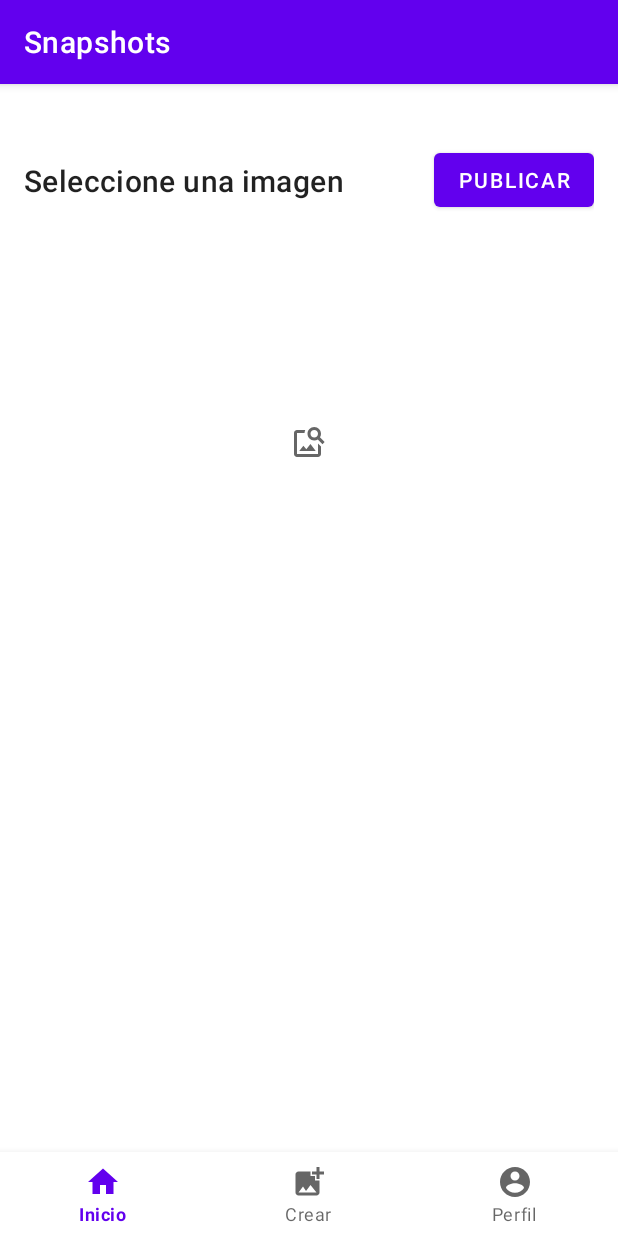
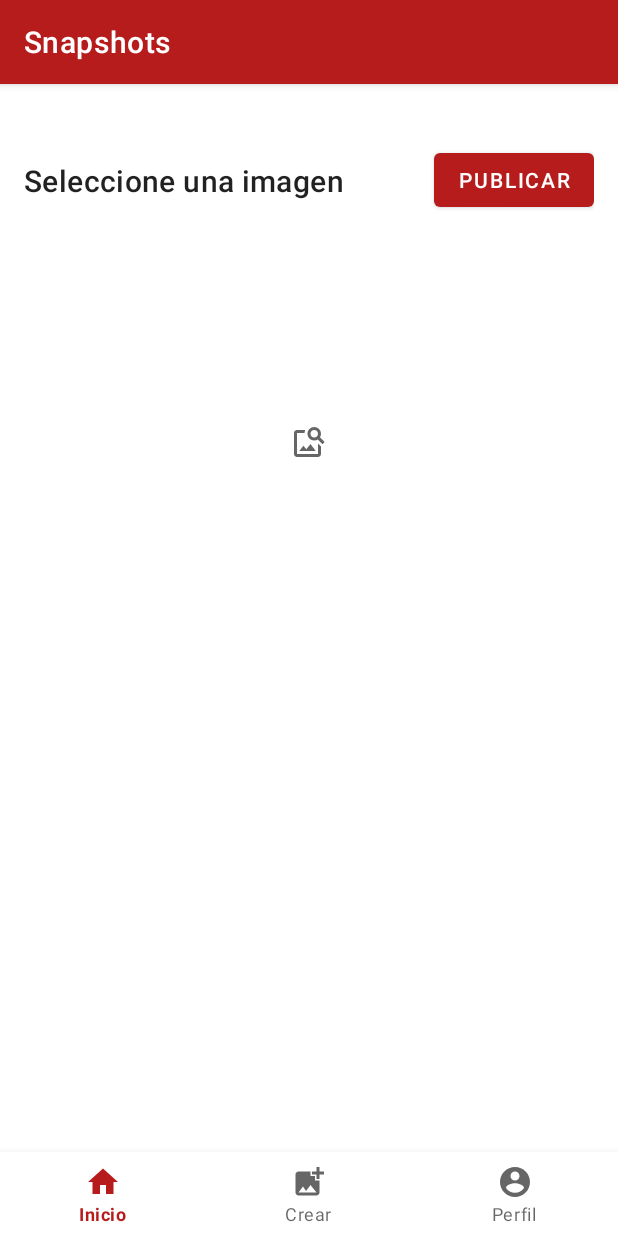
Before and after one commit to DavidRoberto02/Snapshots, an Android app: the fragment AddFragment placed in its activity, on a phone screen of 412 x 824 dp. Run offline under Robolectric (Android 15) with nearby library versions, the phone set to English and light mode, and no system bars; our stand-ins replace Firebase (no records; nobody signed in at launch, a user with empty details on screens opened directly); 5 statements that could not run were skipped.

Commit message:
Ultimos cambios implementados.

```diff
--- a/app/build.gradle
+++ b/app/build.gradle
@@ -62,7 +62,7 @@ dependencies {
     // When using the BoM, you don't specify versions in Firebase library dependencies
     implementation 'com.google.firebase:firebase-storage-ktx'
 
-    annotationProcessor 'com.github.bumptech.glide:compiler:4.13.0'
+    kapt 'com.github.bumptech.glide:compiler:4.13.0'
     testImplementation 'junit:junit:4.13.2'
     androidTestImplementation 'androidx.test.ext:junit:1.1.3'
     androidTestImplementation 'androidx.test.espresso:espresso-core:3.4.0'
--- a/app/src/main/java/com/example/snapshots/AddFragment.kt
+++ b/app/src/main/java/com/example/snapshots/AddFragment.kt
@@ -1,5 +1,6 @@
 package com.example.snapshots
 
+import android.annotation.SuppressLint
 import android.app.Activity
 import android.content.Intent
 import android.net.Uri
@@ -9,10 +10,10 @@ import androidx.fragment.app.Fragment
 import android.view.LayoutInflater
 import android.view.View
 import android.view.ViewGroup
+import androidx.activity.result.contract.ActivityResultContracts
 import com.example.snapshots.databinding.FragmentAddBinding
 import com.google.android.material.snackbar.Snackbar
 import com.google.firebase.auth.FirebaseAuth
-import com.google.firebase.components.Dependency.required
 import com.google.firebase.database.DatabaseReference
 import com.google.firebase.database.FirebaseDatabase
 import com.google.firebase.storage.FirebaseStorage
@@ -20,8 +21,7 @@ import com.google.firebase.storage.StorageReference
 
 class AddFragment : Fragment() {
 
-    private val RC_GALLERY = 18
-    private val PATH_SNAPSHOT = "snapshots"
+    private val pathSnapshot = "snapshots"
 
     private lateinit var mBinding: FragmentAddBinding
     private lateinit var mStorageReference: StorageReference
@@ -29,10 +29,20 @@ class AddFragment : Fragment() {
 
     private var mPhotoSelectedUri: Uri? = null
 
+    private val galleryResult =
+        registerForActivityResult(ActivityResultContracts.StartActivityForResult()) {
+            if (it.resultCode == Activity.RESULT_OK) {
+                mPhotoSelectedUri = it.data?.data
+                mBinding.imgPhoto.setImageURI(mPhotoSelectedUri)
+                mBinding.tilTitle.visibility = View.VISIBLE
+                mBinding.tvMessage.text = getString(R.string.post_message_valid_title)
+            }
+        }
+
     override fun onCreateView(
         inflater: LayoutInflater, container: ViewGroup?,
         savedInstanceState: Bundle?
-    ): View? {
+    ): View {
         mBinding = FragmentAddBinding.inflate(inflater, container, false)
 
         return mBinding.root
@@ -42,7 +52,7 @@ class AddFragment : Fragment() {
         super.onViewCreated(view, savedInstanceState)
 
         mBinding.btnPost.setOnClickListener {
-            if (mBinding.etTitle.text!!.isNotEmpty()){
+            if (mBinding.etTitle.text!!.isNotEmpty()) {
                 postSnapshot()
             } else {
                 mBinding.etTitle.requestFocus()
@@ -53,19 +63,20 @@ class AddFragment : Fragment() {
         mBinding.btnSelect.setOnClickListener { openGallery() }
 
         mStorageReference = FirebaseStorage.getInstance().reference
-        mDatabaseReference = FirebaseDatabase.getInstance().reference.child(PATH_SNAPSHOT)
+        mDatabaseReference = FirebaseDatabase.getInstance().reference.child(pathSnapshot)
     }
 
     private fun openGallery() {
         val intent = Intent(Intent.ACTION_PICK, MediaStore.Images.Media.EXTERNAL_CONTENT_URI)
-        startActivityForResult(intent, RC_GALLERY)
+        galleryResult.launch(intent)
     }
 
+    @SuppressLint("SetTextI18n")
     private fun postSnapshot() {
         mBinding.progressBar.visibility = View.VISIBLE
         val key = mDatabaseReference.push().key!!
 
-        val storageReference = mStorageReference.child(PATH_SNAPSHOT)
+        val storageReference = mStorageReference.child(pathSnapshot)
             .child(FirebaseAuth.getInstance().currentUser!!.uid).child(key)
         if (mPhotoSelectedUri != null) {
             storageReference.putFile(mPhotoSelectedUri!!)
@@ -83,8 +94,8 @@ class AddFragment : Fragment() {
                         Snackbar.LENGTH_SHORT
                     )
                         .show()
-                    it.storage.downloadUrl.addOnSuccessListener {
-                        saveSnapshot(key, it.toString(), mBinding.etTitle.text.toString().trim())
+                    it.storage.downloadUrl.addOnSuccessListener { result ->
+                        saveSnapshot(key, result.toString(), mBinding.etTitle.text.toString().trim())
                         mBinding.tilTitle.visibility = View.GONE
                         mBinding.tvMessage.text = getString(R.string.post_message_title)
                     }
@@ -105,17 +116,5 @@ class AddFragment : Fragment() {
         mDatabaseReference.child(key).setValue(snapshot)
     }
 
-    override fun onActivityResult(requestCode: Int, resultCode: Int, data: Intent?) {
-        super.onActivityResult(requestCode, resultCode, data)
-        if (resultCode == Activity.RESULT_OK) {
-            if (requestCode == RC_GALLERY) {
-                mPhotoSelectedUri = data?.data
-                mBinding.imgPhoto.setImageURI(mPhotoSelectedUri)
-                mBinding.tilTitle.visibility = View.VISIBLE
-                mBinding.tvMessage.text = getString(R.string.post_message_valid_title)
-            }
-        }
-    }
-
 
 }
--- a/app/src/main/java/com/example/snapshots/ProfileFragment.kt
+++ b/app/src/main/java/com/example/snapshots/ProfileFragment.kt
@@ -18,7 +18,7 @@ class ProfileFragment : Fragment() {
     override fun onCreateView(
         inflater: LayoutInflater, container: ViewGroup?,
         savedInstanceState: Bundle?
-    ): View? {
+    ): View {
         mBinding = FragmentProfileBinding.inflate(inflater, container, false)
         return mBinding.root
     }
--- a/app/src/main/res/values-night/themes.xml
+++ b/app/src/main/res/values-night/themes.xml
@@ -2,12 +2,12 @@
     <!-- Base application theme. -->
     <style name="Theme.Snapshots" parent="Theme.MaterialComponents.DayNight.DarkActionBar">
         <!-- Primary brand color. -->
-        <item name="colorPrimary">@color/purple_200</item>
-        <item name="colorPrimaryVariant">@color/purple_700</item>
+        <item name="colorPrimary">@color/primaryColor</item>
+        <item name="colorPrimaryVariant">@color/primaryDarkColor</item>
         <item name="colorOnPrimary">@color/black</item>
         <!-- Secondary brand color. -->
-        <item name="colorSecondary">@color/teal_200</item>
-        <item name="colorSecondaryVariant">@color/teal_200</item>
+        <item name="colorSecondary">@color/primaryLightColor</item>
+        <item name="colorSecondaryVariant">@color/secondaryDarkColor</item>
         <item name="colorOnSecondary">@color/black</item>
         <!-- Status bar color. -->
         <item name="android:statusBarColor" tools:targetApi="l">?attr/colorPrimaryVariant</item>
--- a/app/src/main/res/values/colors.xml
+++ b/app/src/main/res/values/colors.xml
@@ -1,10 +1,23 @@
 <?xml version="1.0" encoding="utf-8"?>
 <resources>
-    <color name="purple_200">#FFBB86FC</color>
+    <!--<color name="purple_200">#FFBB86FC</color>
     <color name="purple_500">#FF6200EE</color>
     <color name="purple_700">#FF3700B3</color>
     <color name="teal_200">#FF03DAC5</color>
     <color name="teal_700">#FF018786</color>
     <color name="black">#FF000000</color>
+    <color name="white">#FFFFFFFF</color>-->
+
+    <color name="primaryColor">#b71c1c</color>
+    <color name="primaryLightColor">#f05545</color>
+    <color name="primaryDarkColor">#7f0000</color>
+    <color name="secondaryColor">#3e2723</color>
+    <color name="secondaryLightColor">#6a4f4b</color>
+    <color name="secondaryDarkColor">#1b0000</color>
+    <color name="primaryTextColor">#ffffff</color>
+    <color name="secondaryTextColor">#ffffff</color>
+    <color name="black">#FF000000</color>
     <color name="white">#FFFFFFFF</color>
+    <color name="teal_200">#FF03DAC5</color>
+    <color name="teal_700">#FF018786</color>
 </resources>
--- a/app/src/main/res/values/themes.xml
+++ b/app/src/main/res/values/themes.xml
@@ -2,12 +2,12 @@
     <!-- Base application theme. -->
     <style name="Theme.Snapshots" parent="Theme.MaterialComponents.DayNight.DarkActionBar">
         <!-- Primary brand color. -->
-        <item name="colorPrimary">@color/purple_500</item>
-        <item name="colorPrimaryVariant">@color/purple_700</item>
+        <item name="colorPrimary">@color/primaryColor</item>
+        <item name="colorPrimaryVariant">@color/primaryDarkColor</item>
         <item name="colorOnPrimary">@color/white</item>
         <!-- Secondary brand color. -->
-        <item name="colorSecondary">@color/teal_200</item>
-        <item name="colorSecondaryVariant">@color/teal_700</item>
+        <item name="colorSecondary">@color/primaryLightColor</item>
+        <item name="colorSecondaryVariant">@color/secondaryDarkColor</item>
         <item name="colorOnSecondary">@color/black</item>
         <!-- Status bar color. -->
         <item name="android:statusBarColor" tools:targetApi="l">?attr/colorPrimaryVariant</item>
```
Also changed, not shown: app/src/main/java/com/example/snapshots/HomeFragment.kt (+9 -9 lines), app/src/main/java/com/example/snapshots/MainActivity.kt (+35 -26 lines).
